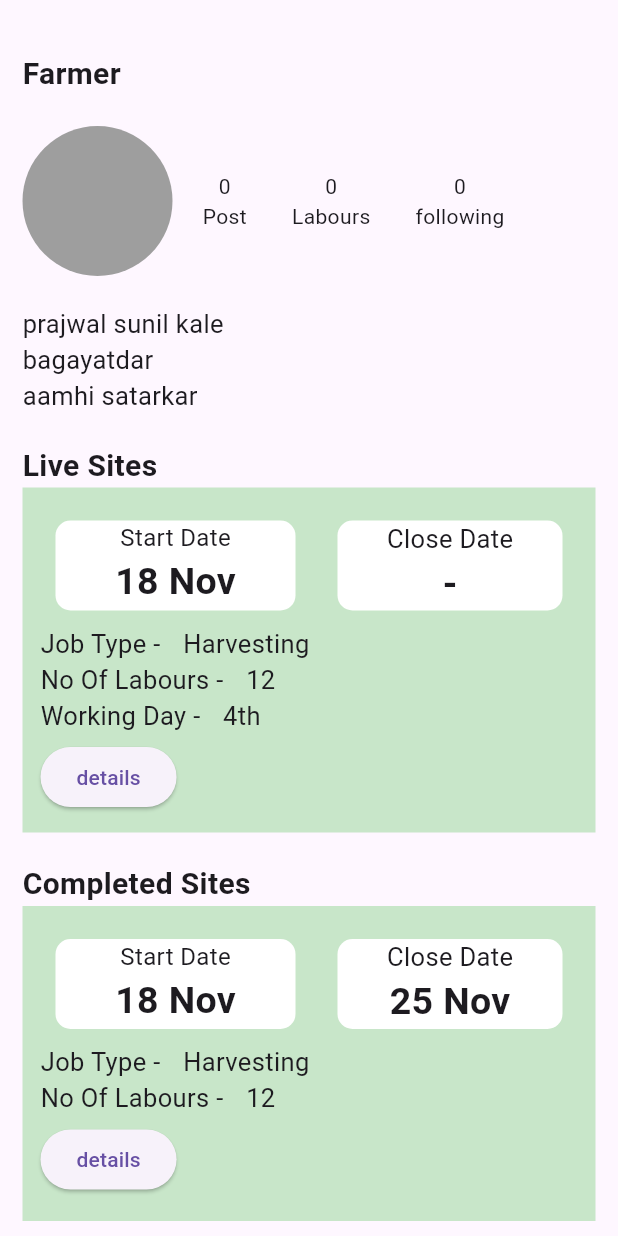
After one commit to flutter-abhi/Smart_AgroFriend, a Flutter app: the HomePage screen opened directly, after a tap on the "person" icon, on a phone screen of 412 x 824 dp. The commit adds this screen. Run offline on Flutter 3.47's test engine with Material 3 defaults, Android fonts, the phone set to English and light mode, and no system bars; our stand-ins replace flutter_image_slideshow, flutter_onboarding_slider, google_fonts, lottie, stylish_bottom_bar.

Commit message:
code changes

```diff
--- a/hello_krushi/lib/Screens/homepage.dart
+++ b/hello_krushi/lib/Screens/homepage.dart
@@ -2,6 +2,7 @@ import 'package:flutter/foundation.dart';
 import 'package:flutter/material.dart';
 import 'package:google_fonts/google_fonts.dart';
 import 'package:flutter_image_slideshow/flutter_image_slideshow.dart';
+import 'package:hello_krushi/Screens/userProfile.dart';
 import 'package:hello_krushi/functions/bottombar.dart';
 
 class HomePage extends StatefulWidget {
@@ -63,7 +64,7 @@ class _HomePageState extends State<HomePage> {
           height: 100,
           width: 100,
         ),
-        actions: const [
+        actions:  [
           Icon(
             Icons.bookmark_outline,
             size: 30,
@@ -72,12 +73,19 @@ class _HomePageState extends State<HomePage> {
             width: 10,
           ),
           //Image.asset("assets/news.png", height: 45,width: 45,),
-          CircleAvatar(
-            radius: 15,
-            backgroundColor: Colors.green,
-            child: Icon(
-              Icons.person,
-              color: Colors.white,
+          GestureDetector(
+            onTap: (){
+              Navigator.push(context, MaterialPageRoute(builder: (context){
+                return UserProfile();
+              }));
+            },
+            child: CircleAvatar(
+              radius: 15,
+              backgroundColor: Colors.green,
+              child: Icon(
+                Icons.person,
+                color: Colors.white,
+              ),
             ),
           ),
           SizedBox(
--- /dev/null
+++ b/hello_krushi/lib/Screens/userProfile.dart
@@ -0,0 +1,233 @@
+
+import "package:flutter/material.dart";
+
+class UserProfile extends StatefulWidget {
+   State createState(){
+    return _userProfileState() ;
+   }
+}
+
+class _userProfileState extends State<UserProfile>{
+
+  @override
+  Widget build(BuildContext context){
+    return  Scaffold(
+      body:  Padding(
+        padding: EdgeInsets.all(15),
+        child: Column(
+          crossAxisAlignment: CrossAxisAlignment.start,
+          children: [
+            const SizedBox(height: 20,),
+            const Text("Farmer" , style: TextStyle(fontSize: 20, fontWeight: FontWeight.bold),),
+            const SizedBox(height: 20,),
+            const Row(
+              children: [
+                CircleAvatar(
+                  radius: 50,
+                  backgroundColor: Colors.grey,
+                ) ,
+                SizedBox(width: 20,),
+
+                Row(
+
+                  children: [
+                    Column(
+                      children: [
+                        Text("0"),
+                        Text("Post")
+                      ],
+                    ),
+                    SizedBox(width: 30,),
+                    Column(
+                      children: [
+                        Text("0"),
+                        Text("Labours")
+                      ],
+
+                    ),
+                    SizedBox(width: 30,),
+
+                    Column(
+                      children: [
+                        Text("0"),
+                        Text("following")
+                      ],
+                    )
+                  ],
+                ),
+
+              ],
+            ),
+             const SizedBox(height: 20,),
+             const Text("prajwal sunil kale", style: TextStyle(fontSize: 17),),
+             const Text("bagayatdar", style: TextStyle(fontSize: 17),),
+             const Text("aamhi satarkar", style: TextStyle(fontSize: 17),),
+
+             SizedBox(height: 20,),
+
+             const Text("Live Sites", style: TextStyle(fontSize: 20 , fontWeight: FontWeight.bold),),
+
+             Container(
+              height: 230,
+              color: Colors.green.shade100,
+              width: MediaQuery.of(context).size.width,
+              child: Padding(
+
+                padding: const EdgeInsets.all(12),
+                child: Column(
+                  crossAxisAlignment: CrossAxisAlignment.start,
+                  children: [
+                    Row(
+                      mainAxisAlignment: MainAxisAlignment.spaceBetween,
+                      children: [
+                        Container(
+                          margin: EdgeInsets.all(10),
+                          height: 60,
+                          width: 160,
+                          decoration: BoxDecoration(
+                            color: Colors.white,
+                            borderRadius: BorderRadius.circular(10)
+                          ),
+                          child: Column(
+                            children: [
+                              Text("Start Date", style: TextStyle(fontSize: 16),),
+                              Text("18 Nov", style: TextStyle(fontSize: 25,fontWeight: FontWeight.bold))
+                            ],
+                          ),
+
+                        ),
+                        Container(
+                          margin: EdgeInsets.all(10),
+                          height: 60,
+                          width: 150,
+                          decoration: BoxDecoration(
+                            color: Colors.white,
+                            borderRadius: BorderRadius.circular(10)
+                          ),
+                          child: const Column(
+                            children: [
+                              Text("Close Date", style: TextStyle(fontSize: 17),),
+                              Text("-", style: TextStyle(fontSize: 25,fontWeight: FontWeight.bold))
+                            ],
+                          ),
+                        ),
+
+                      ],
+                    ),
+                    Row(
+                      children: [
+                        Text("Job Type -",style: TextStyle(fontSize: 17),),
+                        SizedBox(width: 15,),
+                        Text("Harvesting" ,style: TextStyle(fontSize: 17) )
+                      ],
+                    ),
+                    Row(
+                      children: [
+                        Text("No Of Labours -",style: TextStyle(fontSize: 17),),
+                        SizedBox(width: 15,),
+                        Text("12" ,style: TextStyle(fontSize: 17) )
+                      ],
+                    ),
+                    Row(
+                      children: [
+                        Text("Working Day -",style: TextStyle(fontSize: 17),),
+                        SizedBox(width: 15,),
+                        Text("4th" ,style: TextStyle(fontSize: 17) )
+                      ],
+                    ),
+                    SizedBox(height: 5,),
+                    ElevatedButton(
+                      onPressed: (){
+
+                      },
+                      child: Text("details"),
+                    )
+                  ],
+                ),
+              ),
+              ),
+              const SizedBox(height: 20,),
+              const Text("Completed Sites", style: TextStyle(fontSize: 20, fontWeight:FontWeight.bold),),
+
+              Container(
+              height: 210,
+              color: Colors.green.shade100,
+              width: MediaQuery.of(context).size.width,
+              child: Padding(
+
+                padding: const EdgeInsets.all(12),
+                child: Column(
+                  crossAxisAlignment: CrossAxisAlignment.start,
+                  children: [
+                    Row(
+                      mainAxisAlignment: MainAxisAlignment.spaceBetween,
+                      children: [
+                        Container(
+                          margin: EdgeInsets.all(10),
+                          height: 60,
+                          width: 160,
+                          decoration: BoxDecoration(
+                            color: Colors.white,
+                            borderRadius: BorderRadius.circular(10)
+                          ),
+                          child: Column(
+                            children: [
+                              Text("Start Date", style: TextStyle(fontSize: 16),),
+                              Text("18 Nov", style: TextStyle(fontSize: 25,fontWeight: FontWeight.bold))
+                            ],
+                          ),
+
+                        ),
+                        Container(
+                          margin: EdgeInsets.all(10),
+                          height: 60,
+                          width: 150,
+                          decoration: BoxDecoration(
+                            color: Colors.white,
+                            borderRadius: BorderRadius.circular(10)
+                          ),
+                          child: const Column(
+                            children: [
+                              Text("Close Date", style: TextStyle(fontSize: 17),),
+                              Text("25 Nov", style: TextStyle(fontSize: 25,fontWeight: FontWeight.bold))
+                            ],
+                          ),
+                        ),
+
+                      ],
+                    ),
+                    Row(
+                      children: [
+                        Text("Job Type -",style: TextStyle(fontSize: 17),),
+                        SizedBox(width: 15,),
+                        Text("Harvesting" ,style: TextStyle(fontSize: 17) )
+                      ],
+                    ),
+                    Row(
+                      children: [
+                        Text("No Of Labours -",style: TextStyle(fontSize: 17),),
+                        SizedBox(width: 15,),
+                        Text("12" ,style: TextStyle(fontSize: 17) )
+                      ],
+                    ),
+
+                    SizedBox(height: 5,),
+                    ElevatedButton(
+                      onPressed: (){
+
+                      },
+                      child: Text("details"),
+                    )
+                  ],
+                ),
+              ),
+              ),
+
+
+          ],
+        ),
+      ),
+
+    );
+  }
+}
```
Also changed, not shown: hello_krushi/pubspec.lock.
